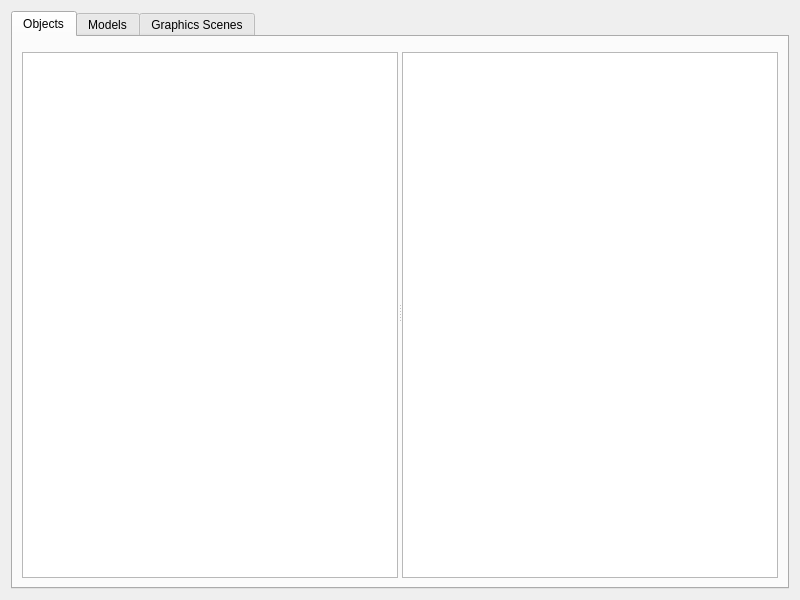
Above: mainwindow.ui from KDAB/GammaRay before the change. Below: the same form after it.
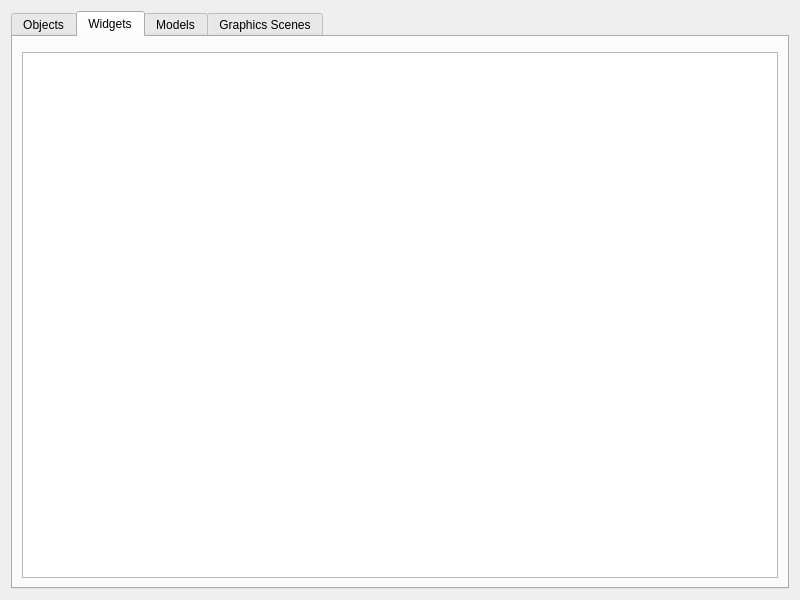
That is the form after the change. The open tabs and pages were chosen to show the change. Custom widgets are drawn as their Qt base class.

Commit message: Add widget tree view.

Patch:
```diff
--- a/mainwindow.ui
+++ b/mainwindow.ui
@@ -29,7 +29,7 @@
          <property name="orientation">
           <enum>Qt::Horizontal</enum>
          </property>
-         <widget class="QWidget" name="">
+         <widget class="QWidget" name="layoutWidget">
           <layout class="QVBoxLayout" name="verticalLayout_2">
            <item>
             <widget class="KFilterProxySearchLine" name="objectSearchLine"/>
@@ -46,7 +46,7 @@
            </item>
           </layout>
          </widget>
-         <widget class="QWidget" name="">
+         <widget class="QWidget" name="layoutWidget">
           <layout class="QVBoxLayout" name="verticalLayout_5">
            <item>
             <widget class="KFilterProxySearchLine" name="objectPropertySearchLine"/>
@@ -67,6 +67,19 @@
        </item>
       </layout>
      </widget>
+     <widget class="QWidget" name="tab_4">
+      <attribute name="title">
+       <string>Widgets</string>
+      </attribute>
+      <layout class="QVBoxLayout" name="verticalLayout_7">
+       <item>
+        <widget class="KFilterProxySearchLine" name="widgetSearchLine"/>
+       </item>
+       <item>
+        <widget class="QTreeView" name="widgetTreeView"/>
+       </item>
+      </layout>
+     </widget>
      <widget class="QWidget" name="tab_3">
       <attribute name="title">
        <string>Models</string>
```
The commit also changes 2 other files.
